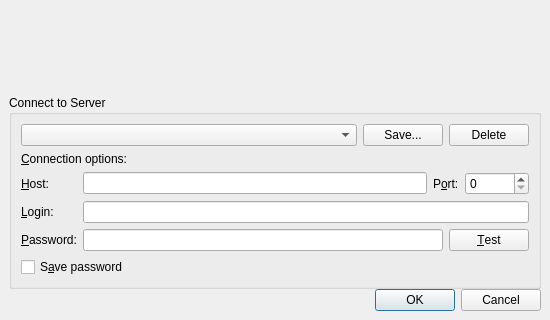
networkoptix/nx_open, file client/src/ui/dialogs/login_dialog.ui: the form before one commit; both pictures show x 0 to 550 and y 220 to 540 of the 550 by 540 pixel window.
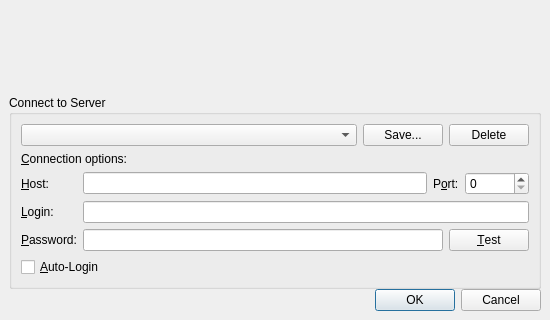
The form after the commit. Custom widgets are drawn as their Qt base class.

Commit message:
(Issue #3884) :  Auto Login & Save connection as
<==== Mercurial data ====>
Branch: master

What changed in the file:
```diff
--- a/client/src/ui/dialogs/login_dialog.ui
+++ b/client/src/ui/dialogs/login_dialog.ui
@@ -264,7 +264,7 @@
         <item>
          <widget class="QCheckBox" name="rememberPasswordCheckBox">
           <property name="text">
-           <string>S&amp;ave password</string>
+           <string>&amp;Auto-Login</string>
           </property>
           <property name="checked">
            <bool>false</bool>
```
Left out of the diff: 4 changed lines with no effect on the pictures. The commit also changes 7 other files.
